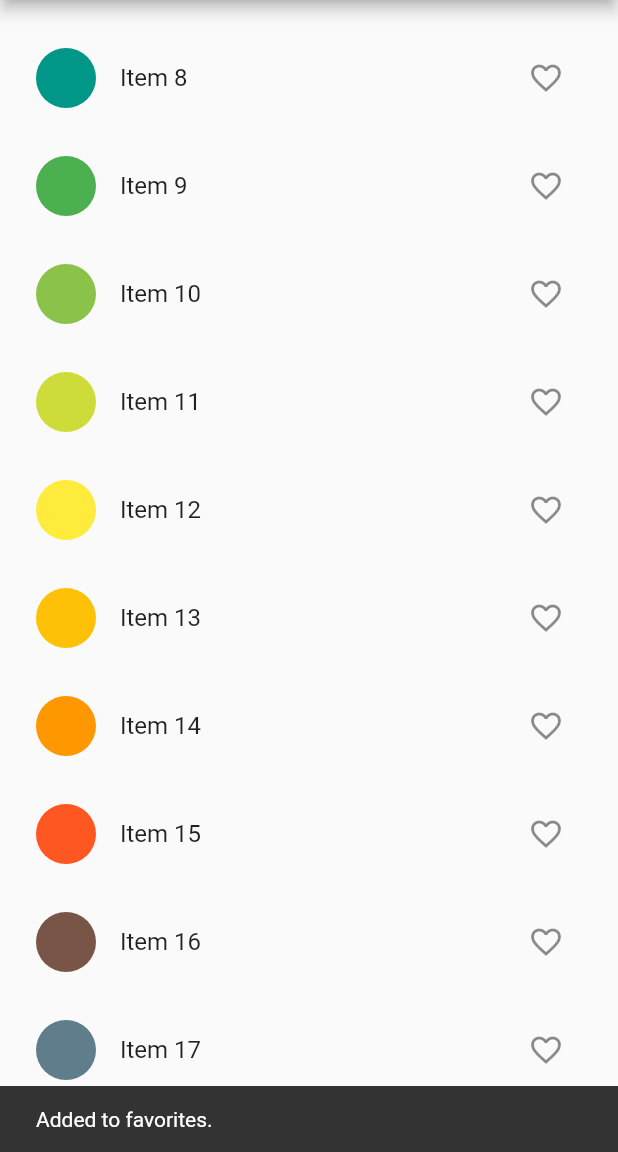
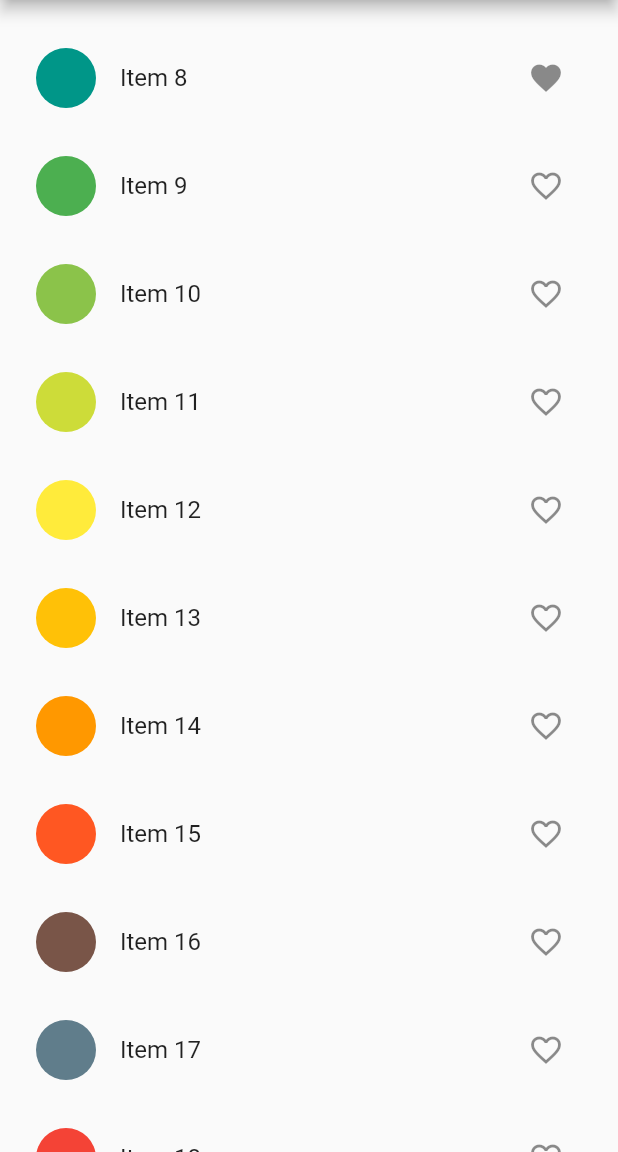
Before and after one commit to marikrg/demo_mobx, a Flutter app: the screen it shows after launch, scrolled down 576 dp, after a tap on the "favorite outline" icon, on a phone screen of 412 x 824 dp, the part 84-1236 px from its top. Run offline on Flutter 3.47's test engine with Material 2 defaults, Android fonts, the light colour scheme and no system bars; our stand-ins replace flutter_mobx, get_it, mobx; generated files the repository leaves out were written again.

Commit message:
Manage store with MobX

```diff
--- a/lib/main.dart
+++ b/lib/main.dart
@@ -2,11 +2,16 @@
 // Use of this source code is governed by a BSD-style license that can be
 // found in the LICENSE file.
 
+import 'package:demo_mobx/store/favorites_store.dart';
 import 'package:demo_mobx/views/favorites_page.dart';
 import 'package:demo_mobx/views/products_page.dart';
 import 'package:flutter/material.dart';
+import 'package:get_it/get_it.dart';
 
 void main() {
+  final getIt = GetIt.instance;
+  getIt.registerSingleton<FavoritesStore>(FavoritesStore());
+
   runApp(TestingApp());
 }
 
--- a/lib/model/favorites.dart
+++ /dev/null
@@ -1,13 +0,0 @@
-class Favorites {
-  final List<int> _favoriteItems = [];
-
-  List<int> get items => _favoriteItems;
-
-  void add(int itemNo) {
-    _favoriteItems.add(itemNo);
-  }
-
-  void remove(int itemNo) {
-    _favoriteItems.remove(itemNo);
-  }
-}
--- /dev/null
+++ b/lib/store/favorites_store.dart
@@ -0,0 +1,17 @@
+import 'package:mobx/mobx.dart';
+
+part 'favorites_store.g.dart';
+
+class FavoritesStore = _FavoritesStore with _$FavoritesStore;
+
+abstract class _FavoritesStore with Store {
+  @observable
+  ObservableList<int> favoritesList = ObservableList();
+
+  @action
+  void toggleItem(int itemNo) {
+    favoritesList.contains(itemNo)
+        ? favoritesList.remove(itemNo)
+        : favoritesList.add(itemNo);
+  }
+}
--- a/lib/views/favorites_item_widget.dart
+++ b/lib/views/favorites_item_widget.dart
@@ -1,4 +1,6 @@
+import 'package:demo_mobx/store/favorites_store.dart';
 import 'package:flutter/material.dart';
+import 'package:get_it/get_it.dart';
 
 class FavoriteItemWidget extends StatelessWidget {
   final int itemNo;
@@ -9,6 +11,7 @@ class FavoriteItemWidget extends StatelessWidget {
 
   @override
   Widget build(BuildContext context) {
+    FavoritesStore favoritesStore = GetIt.instance<FavoritesStore>();
     return Padding(
       padding: const EdgeInsets.all(8.0),
       child: ListTile(
@@ -23,7 +26,7 @@ class FavoriteItemWidget extends StatelessWidget {
           key: Key('remove_icon_$itemNo'),
           icon: Icon(Icons.close),
           onPressed: () {
-            // TODO remove favorite
+            favoritesStore.toggleItem(itemNo);
             ScaffoldMessenger.of(context).showSnackBar(
               SnackBar(
                 content: Text('Removed from favorites.'),
--- a/lib/views/favorites_page.dart
+++ b/lib/views/favorites_page.dart
@@ -1,6 +1,8 @@
-import 'package:demo_mobx/model/favorites.dart';
+import 'package:demo_mobx/store/favorites_store.dart';
 import 'package:demo_mobx/views/favorites_item_widget.dart';
 import 'package:flutter/material.dart';
+import 'package:flutter_mobx/flutter_mobx.dart';
+import 'package:get_it/get_it.dart';
 
 class FavoritesPage extends StatefulWidget {
   static String routeName = '/favorites_page';
@@ -10,7 +12,7 @@ class FavoritesPage extends StatefulWidget {
 }
 
 class _FavoritesPageState extends State<FavoritesPage> {
-  Favorites _favorites = Favorites();
+  FavoritesStore favoritesStore = GetIt.instance<FavoritesStore>();
 
   @override
   Widget build(BuildContext context) {
@@ -18,16 +20,16 @@ class _FavoritesPageState extends State<FavoritesPage> {
         appBar: AppBar(
           title: Text('Favorites'),
         ),
-      body: _favorites.items.isNotEmpty
+        body: Observer(
+            builder: (_) => favoritesStore.favoritesList.isNotEmpty
                 ? ListView.builder(
-              itemCount: _favorites.items.length,
+                    itemCount: favoritesStore.favoritesList.length,
                     padding: const EdgeInsets.symmetric(vertical: 16),
                     itemBuilder: (context, index) =>
-                  FavoriteItemWidget(_favorites.items[index]),
+                        FavoriteItemWidget(favoritesStore.favoritesList[index]),
                   )
                 : Center(
                     child: Text('No favorites added.'),
-            ),
-    );
+                  )));
   }
 }
--- a/lib/views/product_item_widget.dart
+++ b/lib/views/product_item_widget.dart
@@ -1,5 +1,7 @@
-import 'package:demo_mobx/model/favorites.dart';
+import 'package:demo_mobx/store/favorites_store.dart';
 import 'package:flutter/material.dart';
+import 'package:flutter_mobx/flutter_mobx.dart';
+import 'package:get_it/get_it.dart';
 
 class ProductItemWidget extends StatelessWidget {
   final int itemNo;
@@ -10,11 +12,12 @@ class ProductItemWidget extends StatelessWidget {
 
   @override
   Widget build(BuildContext context) {
-    var favoritesList = Favorites();
+    FavoritesStore favoritesStore = GetIt.instance<FavoritesStore>();
 
     return Padding(
       padding: const EdgeInsets.all(8.0),
-      child: ListTile(
+      child: Observer(
+        builder: (_) => ListTile(
           leading: CircleAvatar(
             backgroundColor: Colors.primaries[itemNo % Colors.primaries.length],
           ),
@@ -24,22 +27,13 @@ class ProductItemWidget extends StatelessWidget {
           ),
           trailing: IconButton(
             key: Key('icon_$itemNo'),
-          icon: favoritesList.items.contains(itemNo)
+            icon: favoritesStore.favoritesList.contains(itemNo)
                 ? Icon(Icons.favorite)
                 : Icon(Icons.favorite_border),
             onPressed: () {
-            !favoritesList.items.contains(itemNo)
-                ? favoritesList.add(itemNo)
-                : favoritesList.remove(itemNo);
-            ScaffoldMessenger.of(context).showSnackBar(
-              SnackBar(
-                content: Text(favoritesList.items.contains(itemNo)
-                    ? 'Added to favorites.'
-                    : 'Removed from favorites.'),
-                duration: Duration(seconds: 1),
+              favoritesStore.toggleItem(itemNo);
+            },
           ),
-            );
-          },
         ),
       ),
     );
--- a/pubspec.yaml
+++ b/pubspec.yaml
@@ -23,15 +23,19 @@ environment:
 dependencies:
   flutter:
     sdk: flutter
-
+  mobx: ^2.0.0
+  flutter_mobx: ^2.0.0
 
   # The following adds the Cupertino Icons font to your application.
   # Use with the CupertinoIcons class for iOS style icons.
   cupertino_icons: ^1.0.2
+  get_it: ^7.1.3
 
 dev_dependencies:
   flutter_test:
     sdk: flutter
+  build_runner: ^1.12.2
+  mobx_codegen: ^2.0.0
 
 # For information on the generic Dart part of this file, see the
 # following page: https://dart.dev/tools/pub/pubspec
```
Also changed, not shown: lib/store/favorites_store.g.dart (added), pubspec.lock. Lines whose indentation alone changed are shown as unchanged.
